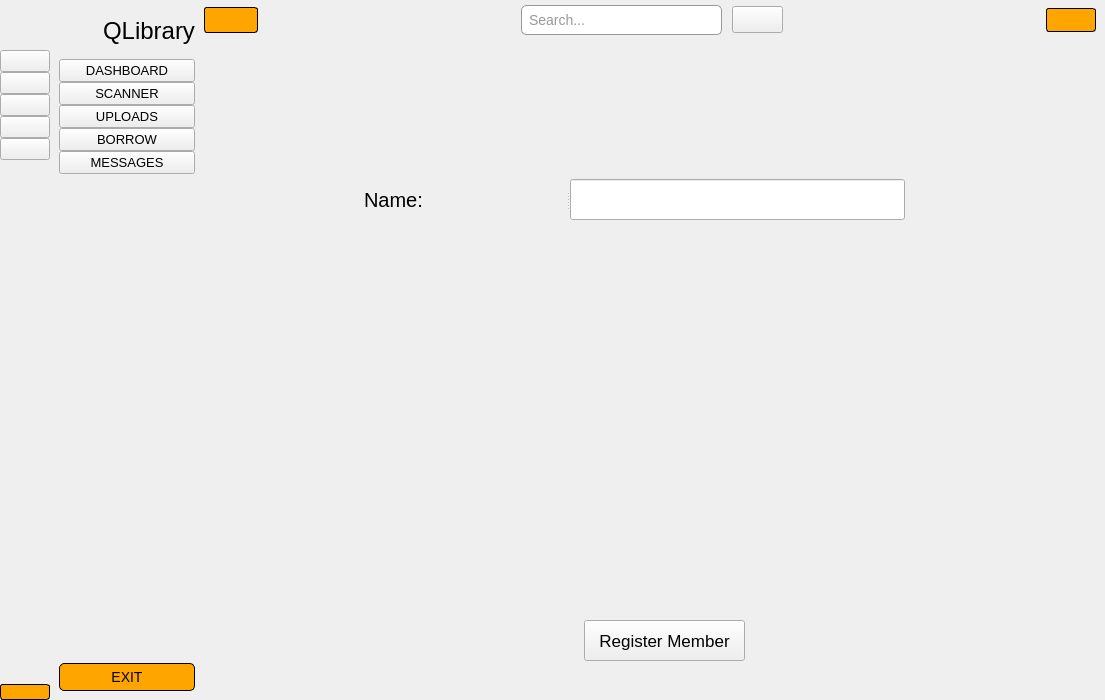
The window that sidebar.ui (AsifCantCode/QLibrary) describes before a commit, drawn with Qt 5.
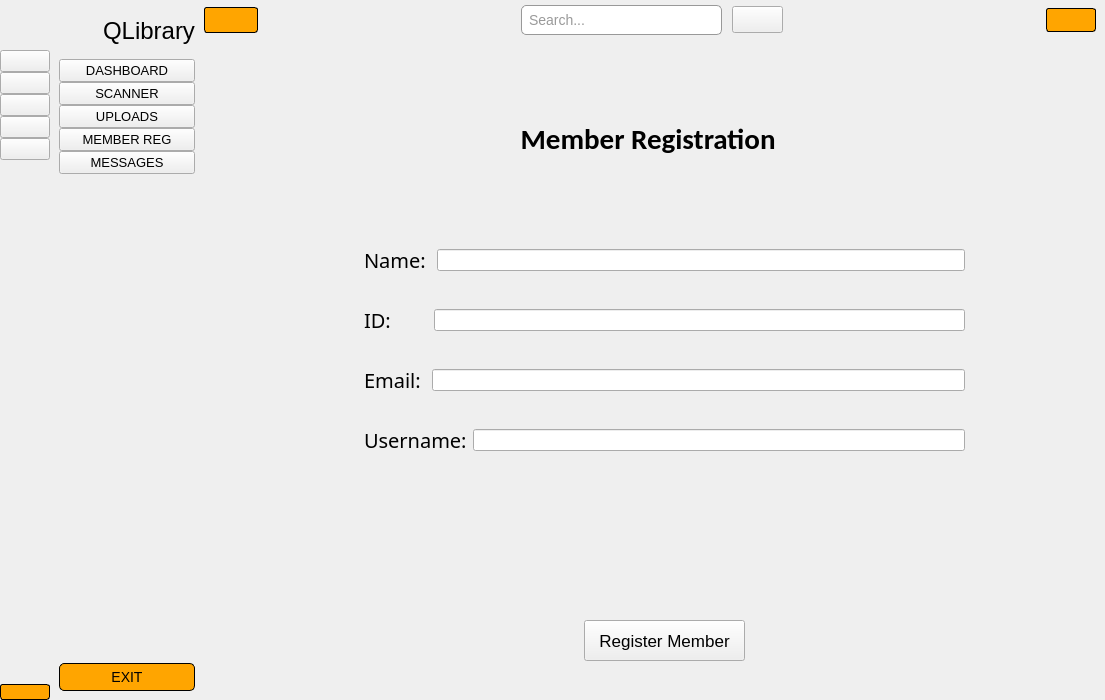
The same window after the commit. The open tabs and pages were chosen to show the change. Icons and pictures are not drawn.

```diff
--- a/sidebar.ui
+++ b/sidebar.ui
@@ -966,22 +966,6 @@
           </layout>
          </widget>
          <widget class="QWidget" name="page_8">
-          <widget class="QLabel" name="label_5">
-           <property name="geometry">
-            <rect>
-             <x>90</x>
-             <y>40</y>
-             <width>711</width>
-             <height>511</height>
-            </rect>
-           </property>
-           <property name="styleSheet">
-            <string notr="true">background-color: #efefef;</string>
-           </property>
-           <property name="text">
-            <string/>
-           </property>
-          </widget>
           <widget class="QPushButton" name="regbtn">
            <property name="geometry">
             <rect>
@@ -1000,29 +984,158 @@
             <string>Register Member</string>
            </property>
           </widget>
-          <widget class="QSplitter" name="splitter">
+          <widget class="QWidget" name="layoutWidget">
            <property name="geometry">
             <rect>
              <x>160</x>
-             <y>139</y>
-             <width>541</width>
-             <height>41</height>
+             <y>180</y>
+             <width>601</width>
+             <height>261</height>
             </rect>
            </property>
-           <property name="orientation">
-            <enum>Qt::Horizontal</enum>
+           <layout class="QVBoxLayout" name="verticalLayout_9">
+            <item>
+             <layout class="QHBoxLayout" name="horizontalLayout_5">
+              <item>
+               <widget class="QLabel" name="label_6">
+                <property name="font">
+                 <font>
+                  <family>Berlin Sans FB</family>
+                  <pointsize>15</pointsize>
+                 </font>
+                </property>
+                <property name="text">
+                 <string>Name: </string>
+                </property>
+               </widget>
+              </item>
+              <item>
+               <widget class="QLineEdit" name="regName"/>
+              </item>
+             </layout>
+            </item>
+            <item>
+             <layout class="QHBoxLayout" name="horizontalLayout_12">
+              <item>
+               <widget class="QLabel" name="label_17">
+                <property name="font">
+                 <font>
+                  <family>Berlin Sans FB</family>
+                  <pointsize>15</pointsize>
+                 </font>
+                </property>
+                <property name="text">
+                 <string>ID:       </string>
+                </property>
+               </widget>
+              </item>
+              <item>
+               <widget class="QLineEdit" name="regId"/>
+              </item>
+             </layout>
+            </item>
+            <item>
+             <layout class="QHBoxLayout" name="horizontalLayout_17">
+              <item>
+               <widget class="QLabel" name="label_22">
+                <property name="font">
+                 <font>
+                  <family>Berlin Sans FB</family>
+                  <pointsize>15</pointsize>
+                 </font>
+                </property>
+                <property name="text">
+                 <string>Email: </string>
+                </property>
+               </widget>
+              </item>
+              <item>
+               <widget class="QLineEdit" name="regEmail"/>
+              </item>
+             </layout>
+            </item>
+            <item>
+             <layout class="QHBoxLayout" name="horizontalLayout_18">
+              <item>
+               <widget class="QLabel" name="label_23">
+                <property name="font">
+                 <font>
+                  <family>Berlin Sans FB</family>
+                  <pointsize>15</pointsize>
+                 </font>
+                </property>
+                <property name="text">
+                 <string>Username:</string>
+                </property>
+               </widget>
+              </item>
+              <item>
+               <widget class="QLineEdit" name="username"/>
+              </item>
+             </layout>
+            </item>
+           </layout>
+          </widget>
+          <widget class="QWidget" name="layoutWidget">
+           <property name="geometry">
+            <rect>
+             <x>0</x>
+             <y>80</y>
+             <width>891</width>
+             <height>38</height>
+            </rect>
            </property>
-           <widget class="QLabel" name="label_6">
-            <property name="font">
-             <font>
-              <pointsize>15</pointsize>
-             </font>
-            </property>
-            <property name="text">
-             <string>Name: </string>
-            </property>
-           </widget>
-           <widget class="QLineEdit" name="lineEdit"/>
+           <layout class="QHBoxLayout" name="horizontalLayout_7">
+            <item>
+             <spacer name="horizontalSpacer_3">
+              <property name="orientation">
+               <enum>Qt::Horizontal</enum>
+              </property>
+              <property name="sizeHint" stdset="0">
+               <size>
+                <width>40</width>
+                <height>20</height>
+               </size>
+              </property>
+             </spacer>
+            </item>
+            <item>
+             <widget class="QSplitter" name="splitter">
+              <property name="orientation">
+               <enum>Qt::Horizontal</enum>
+              </property>
+              <widget class="QLabel" name="label_24">
+               <property name="font">
+                <font>
+                 <family>Calibri</family>
+                 <pointsize>22</pointsize>
+                 <weight>75</weight>
+                 <bold>true</bold>
+                </font>
+               </property>
+               <property name="styleSheet">
+                <string notr="true"/>
+               </property>
+               <property name="text">
+                <string>   Member Registration</string>
+               </property>
+              </widget>
+             </widget>
+            </item>
+            <item>
+             <spacer name="horizontalSpacer_4">
+              <property name="orientation">
+               <enum>Qt::Horizontal</enum>
+              </property>
+              <property name="sizeHint" stdset="0">
+               <size>
+                <width>40</width>
+                <height>20</height>
+               </size>
+              </property>
+             </spacer>
+            </item>
+           </layout>
           </widget>
          </widget>
         </widget>
@@ -1187,7 +1300,7 @@
             </font>
            </property>
            <property name="text">
-            <string>BORROW</string>
+            <string>MEMBER REG</string>
            </property>
            <property name="icon">
             <iconset>
```
Left out of the diff: 183 changed lines with no effect on the pictures.
